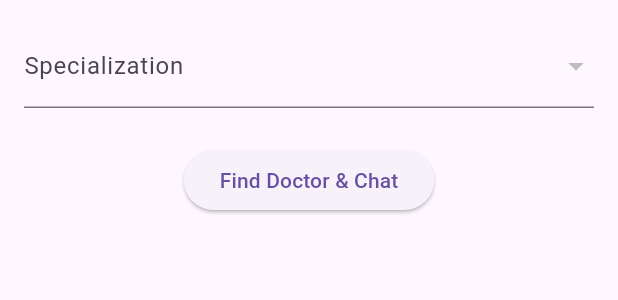
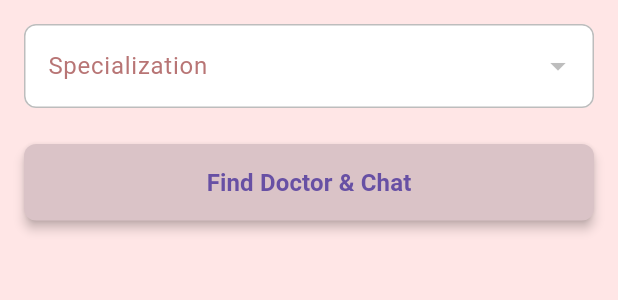
Before and after one commit to jervis535/sehatin, a Flutter app: the ConsultationForm widget shown alone on an empty page, opened directly with empty values, on a phone screen of 412 x 824 dp. Shown: the top 300 px of the screen. Run offline on Flutter 3.47's test engine with Material 3 defaults, Android fonts, the phone set to English and light mode, and no system bars; our stand-ins replace flutter_dotenv, image_picker, shared_preferences; accounts and stored records are empty; network calls fail.

Commit message:
Styling for channel and chat

```diff
--- a/sehatin/lib/screens/consultation/consultation_form.dart
+++ b/sehatin/lib/screens/consultation/consultation_form.dart
@@ -18,26 +18,61 @@ class ConsultationForm extends StatelessWidget {
 
   @override
   Widget build(BuildContext context) {
-    return Padding(
+    return Container(
+      color: const Color(0xFFFFE6E6),
       padding: const EdgeInsets.all(16),
       child: Column(
         children: [
           if (errorMessage != null) ...[
-            Text(errorMessage!, style: const TextStyle(color: Colors.red)),
+            Text(
+              errorMessage!,
+              style: const TextStyle(
+                color: Colors.red,
+                fontWeight: FontWeight.bold,
+              ),
+            ),
             const SizedBox(height: 16),
           ],
           DropdownButtonFormField<String>(
             value: selectedSpecialization,
-            items: specializations
-                .map((s) => DropdownMenuItem(value: s, child: Text(s)))
-                .toList(),
+            items:
+                specializations
+                    .map((s) => DropdownMenuItem(value: s, child: Text(s)))
+                    .toList(),
             onChanged: onSelectSpecialization,
-            decoration: const InputDecoration(labelText: 'Specialization'),
+            decoration: InputDecoration(
+              labelText: 'Specialization',
+              labelStyle: const TextStyle(color: Color(0xFFB87575)),
+              focusedBorder: OutlineInputBorder(
+                borderSide: const BorderSide(color: Color(0xFFB87575)),
+                borderRadius: BorderRadius.circular(8),
+              ),
+              enabledBorder: OutlineInputBorder(
+                borderSide: BorderSide(color: Colors.grey.shade400),
+                borderRadius: BorderRadius.circular(8),
+              ),
+              filled: true,
+              fillColor: Colors.white,
+            ),
           ),
           const SizedBox(height: 24),
-          ElevatedButton(
-            onPressed: onSubmit,
-            child: const Text('Find Doctor & Chat'),
+          SizedBox(
+            width: double.infinity,
+            child: ElevatedButton(
+              onPressed: onSubmit,
+              style: ElevatedButton.styleFrom(
+                backgroundColor: const Color.fromARGB(255, 218, 195, 199),
+                padding: const EdgeInsets.symmetric(vertical: 14),
+                shape: RoundedRectangleBorder(
+                  borderRadius: BorderRadius.circular(8),
+                ),
+                elevation: 3,
+              ),
+              child: const Text(
+                'Find Doctor & Chat',
+                style: TextStyle(fontSize: 16, fontWeight: FontWeight.bold),
+              ),
+            ),
           ),
         ],
       ),
```
Also changed, not shown: sehatin/lib/screens/channels/channels_screen.dart (+41 -6 lines), sehatin/lib/screens/chat/chat_screen.dart (+30 -4 lines), sehatin/lib/screens/home/home_screen.dart (+0 -13 lines).
